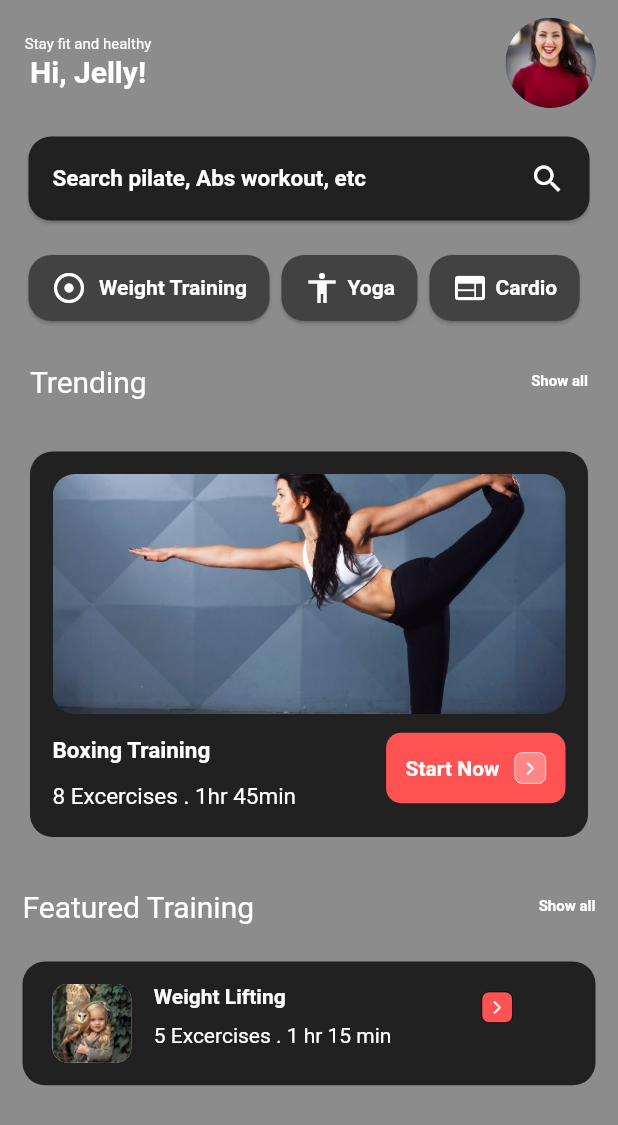
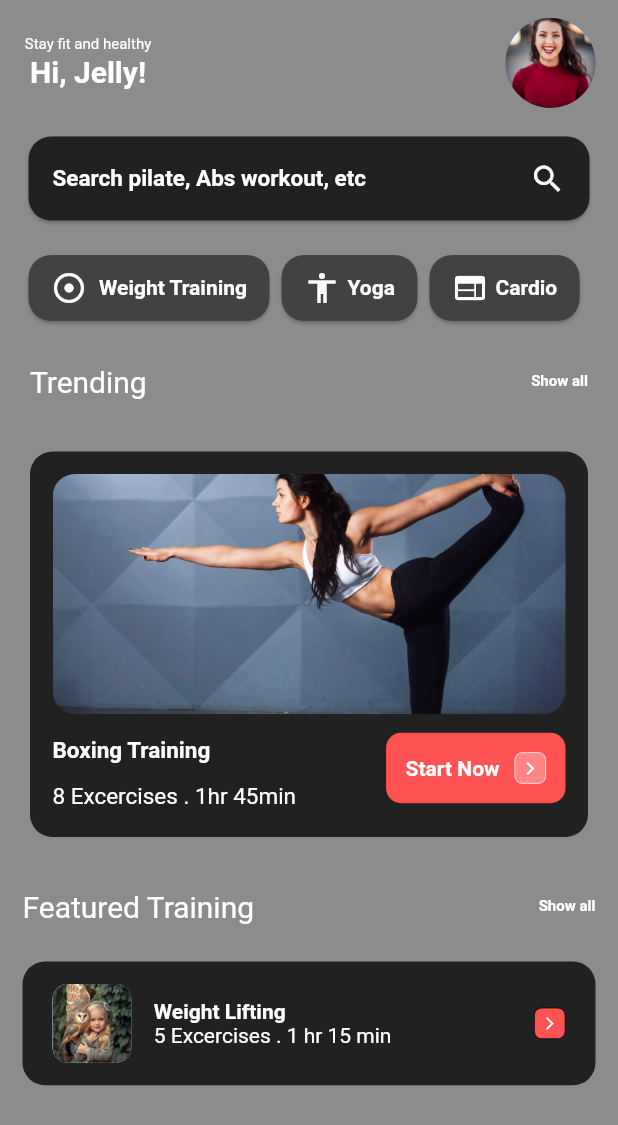
Before and after one commit to FrankOnyemaOrji/practicalApp, a Flutter app: the screen it shows after launch, on a phone screen of 412 x 824 dp. Shown: the top 1125 px of the screen. Run offline on Flutter 3.47's test engine with Material 2 defaults, Android fonts, the phone set to English and light mode, and no system bars; drawn by our look-alikes of getwidget.

Commit message:
pushed icon to the end

```diff
--- a/lib/main.dart
+++ b/lib/main.dart
@@ -351,18 +351,19 @@ class _YogaAppState extends State<YogaApp> {
                       ),
                     ),
                     child: Row(
-                      crossAxisAlignment: CrossAxisAlignment.start,
+                      crossAxisAlignment: CrossAxisAlignment.center,
                       children: [
                         GFAvatar(
                           backgroundImage: AssetImage('images/onyema.webp'),
                           shape: GFAvatarShape.standard,
                         ),
-                        Padding(
+                        Expanded(
+                          child: Padding(
                             padding: const EdgeInsets.symmetric(
                                 vertical: 0, horizontal: 15),
                             child: Column(
                               crossAxisAlignment: CrossAxisAlignment.start,
-                            mainAxisAlignment: MainAxisAlignment.spaceBetween,
+                              mainAxisAlignment: MainAxisAlignment.end,
                               children: [
                                 Text(
                                   'Weight Lifting',
@@ -371,26 +372,18 @@ class _YogaAppState extends State<YogaApp> {
                                     color: Colors.white,
                                   ),
                                 ),
-                              Padding(
-                                padding: const EdgeInsets.symmetric(
-                                    vertical: 10, horizontal: 0),
-                                child: Text('5 Excercises . 1 hr 15 min',
-                                    style: TextStyle(color: Colors.white)),
+
+                                Text(
+                                  '5 Excercises . 1 hr 15 min',
+                                  style: TextStyle(
+                                    color: Colors.white,
+                                  ),
                                 ),
                               ],
                             ),
                           ),
-                        SizedBox(
-                          width: 15,
                         ),
-                        Column(
-                          mainAxisAlignment: MainAxisAlignment.center,
-                          crossAxisAlignment: CrossAxisAlignment.end,
-                          children: [
-                            Padding(
-                              padding: const EdgeInsets.symmetric(
-                                  horizontal: 30, vertical: 5),
-                              child: Container(
+                        Container(
                           alignment: Alignment.centerRight,
                           decoration: BoxDecoration(
                             border: Border.all(
@@ -406,9 +399,6 @@ class _YogaAppState extends State<YogaApp> {
                             color: Colors.white,
                           ),
                         ),
-                            ),
-                          ],
-                        ),
                       ],
                     ),
                   ),
```
Also changed, not shown: pubspec.lock. Lines whose indentation alone changed are shown as unchanged.
